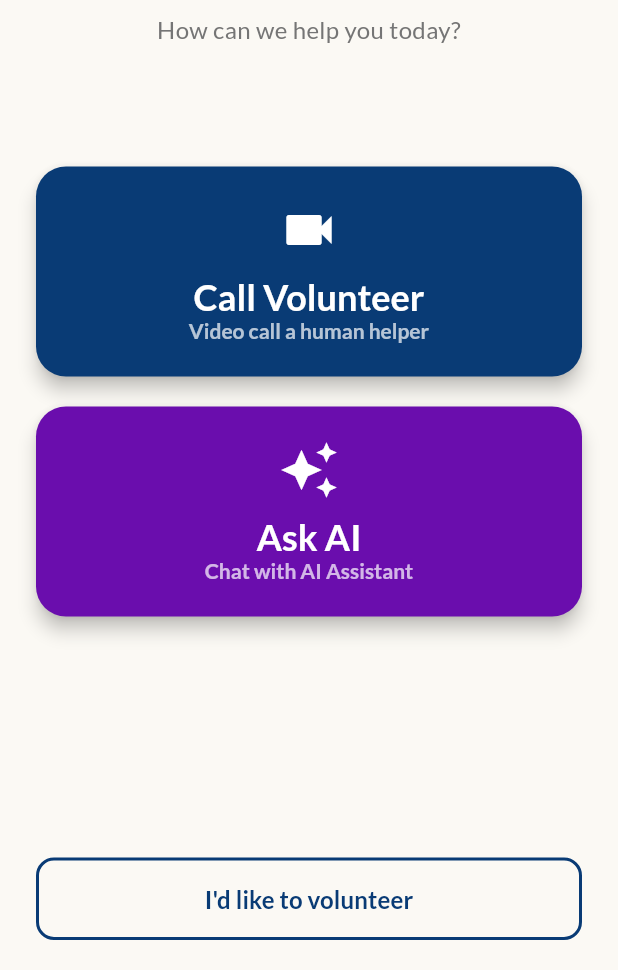
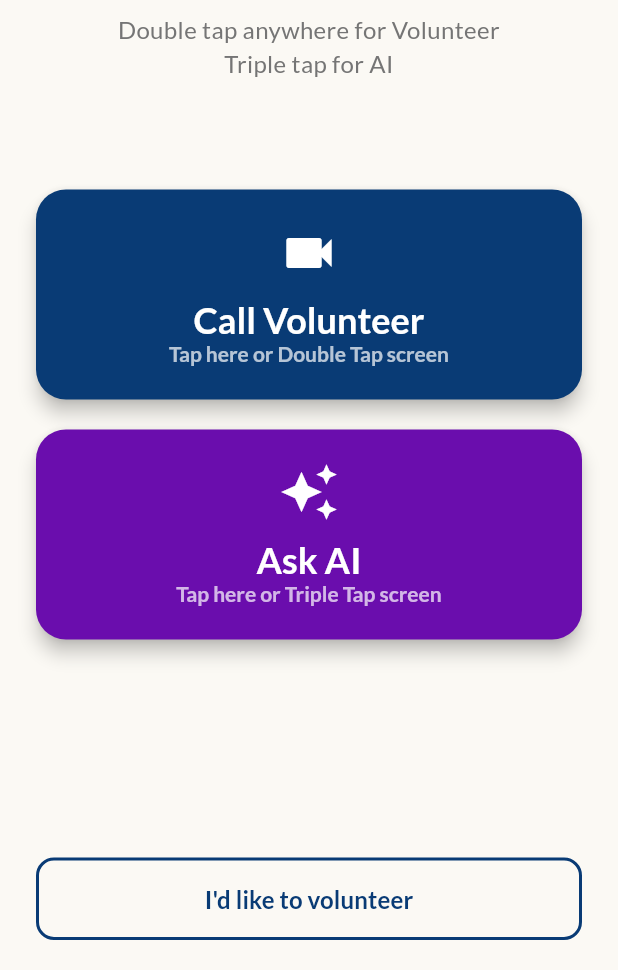
Before and after one commit to seeforme-project/SeeForMe_Aws, a Flutter app: the screen it shows after launch, on a phone screen of 412 x 824 dp, the part 266-1236 px from its top. Run offline on Flutter 3.47's test engine with Material 3 defaults, Android fonts, the phone set to English and light mode, and no system bars; our stand-ins replace camera, flutter_bloc, flutter_dotenv, flutter_tts, google_fonts, permission_handler; missing offline and left inert: agora_rtc_engine, amplify_api, amplify_auth_cognito, amplify_core, amplify_flutter, flutter_voice_engine and 1 more.

Commit message:
welcomepage audio

```diff
--- a/lib/screens/welcome_screen.dart
+++ b/lib/screens/welcome_screen.dart
@@ -1,16 +1,14 @@
+import 'dart:async';
 import 'package:flutter/material.dart';
 import 'package:google_fonts/google_fonts.dart';
 import 'package:amplify_flutter/amplify_flutter.dart';
+import 'package:flutter_tts/flutter_tts.dart';
 import 'package:seeforyou_aws/screens/auth/privacy_terms_screen.dart';
-import 'package:seeforyou_aws/screens/blind_home_screen.dart';
 import 'package:seeforyou_aws/services/agora_service.dart';
 import 'package:seeforyou_aws/screens/video_call_screen.dart';
-// 👇 IMPORT THE NEW LIVE SCREEN
 import 'package:seeforyou_aws/logic/blind_live_screen.dart';
 import 'dart:convert';
 import 'package:amplify_api/amplify_api.dart';
-
-import '../logic/blind_live_screen.dart';
 
 class WelcomeScreen extends StatefulWidget {
   const WelcomeScreen({super.key});
@@ -21,9 +19,73 @@ class WelcomeScreen extends StatefulWidget {
 
 class _WelcomeScreenState extends State<WelcomeScreen> {
   bool _isConnecting = false;
+  final FlutterTts _flutterTts = FlutterTts();
+
+  // Variables for Gesture Detection
+  int _tapCount = 0;
+  Timer? _tapTimer;
+
+  @override
+  void initState() {
+    super.initState();
+    _initTTS();
+  }
+
+  @override
+  void dispose() {
+    _flutterTts.stop();
+    _tapTimer?.cancel();
+    super.dispose();
+  }
+
+  // 1. Initialize Voice Guidance
+  Future<void> _initTTS() async {
+    await _flutterTts.setLanguage("en-US");
+    await _flutterTts.setPitch(1.0);
+    await _flutterTts.setSpeechRate(0.5);
+
+    // Speak the welcome message
+    await _flutterTts.speak(
+        "Welcome to See for Me app. "
+            "If you need visual assistance help, tap twice on the screen anywhere to start a video call with a volunteer, "
+            "and tap three times to get AI assistance."
+    );
+  }
+
+  // 2. Handle Screen Taps
+  void _handleScreenTaps() {
+    setState(() {
+      _tapCount++;
+    });
+
+    if (_tapTimer != null) {
+      _tapTimer!.cancel();
+    }
+
+    _tapTimer = Timer(const Duration(milliseconds: 600), () {
+      if (_tapCount == 2) {
+        _flutterTts.speak("Starting video call with volunteer");
+        _startVisualAssistanceCall();
+      } else if (_tapCount == 3) {
+        _flutterTts.speak("Opening AI Assistant");
+        _openAI();
+      }
+      _tapCount = 0; // Reset counter
+    });
+  }
+
+  void _openAI() {
+    Navigator.push(
+      context,
+      MaterialPageRoute(builder: (_) => const BlindLiveScreen()),
+    );
+  }
 
   // Start video call for blind users (guest mode - no auth required)
   Future<void> _startVisualAssistanceCall() async {
+    // Stop any ongoing speech so it doesn't overlap
+    _flutterTts.stop();
+
     setState(() {
       _isConnecting = true;
     });
@@ -89,9 +151,12 @@ class _WelcomeScreenState extends State<WelcomeScreen> {
         setState(() {
           _isConnecting = false;
         });
+        // Optionally speak again when they return
+        _flutterTts.speak("Call ended. Tap twice for volunteer, three times for AI.");
       });
     } catch (e) {
       safePrint('Error starting visual assistance: $e');
+      _flutterTts.speak("An error occurred starting the call.");
       if (mounted) {
         setState(() {
           _isConnecting = false;
@@ -111,7 +176,11 @@ class _WelcomeScreenState extends State<WelcomeScreen> {
   Widget build(BuildContext context) {
     return Scaffold(
       backgroundColor: const Color(0xFFFBF9F4),
-      body: SafeArea(
+      // 3. WRAP BODY IN GESTURE DETECTOR
+      body: GestureDetector(
+        behavior: HitTestBehavior.translucent,
+        onTap: _handleScreenTaps,
+        child: SafeArea(
           child: Container(
             width: double.infinity,
             padding: const EdgeInsets.symmetric(horizontal: 24.0, vertical: 20.0),
@@ -135,7 +204,7 @@ class _WelcomeScreenState extends State<WelcomeScreen> {
                 ),
                 const SizedBox(height: 8),
                 Text(
-                'How can we help you today?',
+                  'Double tap anywhere for Volunteer\nTriple tap for AI',
                   textAlign: TextAlign.center,
                   style: GoogleFonts.lato(
                     fontSize: 16,
@@ -149,8 +218,8 @@ class _WelcomeScreenState extends State<WelcomeScreen> {
                 _buildLargeButton(
                   icon: Icons.videocam,
                   title: "Call Volunteer",
-                subtitle: "Video call a human helper",
-                color: const Color(0xFF093B75), // Deep Blue
+                  subtitle: "Tap here or Double Tap screen",
+                  color: const Color(0xFF093B75),
                   isLoading: _isConnecting,
                   onTap: _isConnecting ? null : _startVisualAssistanceCall,
                 ),
@@ -161,16 +230,10 @@ class _WelcomeScreenState extends State<WelcomeScreen> {
                 _buildLargeButton(
                   icon: Icons.auto_awesome,
                   title: "Ask AI",
-                subtitle: "Chat with AI Assistant",
+                  subtitle: "Tap here or Triple Tap screen",
                   color: const Color(0xFF6A0DAD), // Purple for AI
                   isLoading: false,
-                onTap: () {
-                  // Navigate to the new BlindLiveScreen
-                  Navigator.push(
-                    context,
-                    MaterialPageRoute(builder: (_) => const BlindLiveScreen()),
-                  );
-                },
+                  onTap: _openAI,
                 ),
 
                 const Spacer(flex: 2),
@@ -207,10 +270,10 @@ class _WelcomeScreenState extends State<WelcomeScreen> {
             ),
           ),
         ),
+      ),
     );
   }
 
-  // Helper widget to make consistent, large accessibility buttons
   Widget _buildLargeButton({
     required IconData icon,
     required String title,
@@ -221,7 +284,7 @@ class _WelcomeScreenState extends State<WelcomeScreen> {
   }) {
     return SizedBox(
       width: double.infinity,
-      height: 140, // Large height for easy tapping
+      height: 140,
       child: ElevatedButton(
         onPressed: onTap,
         style: ElevatedButton.styleFrom(
```
Lines whose indentation alone changed are shown as unchanged.
